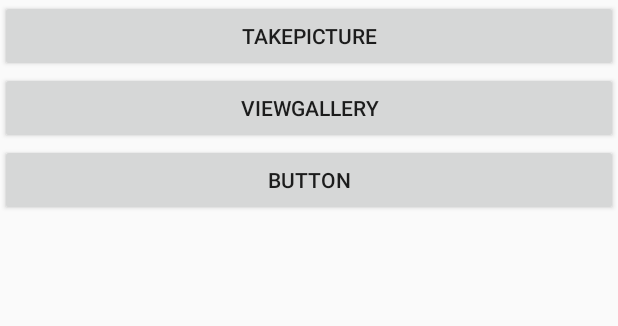
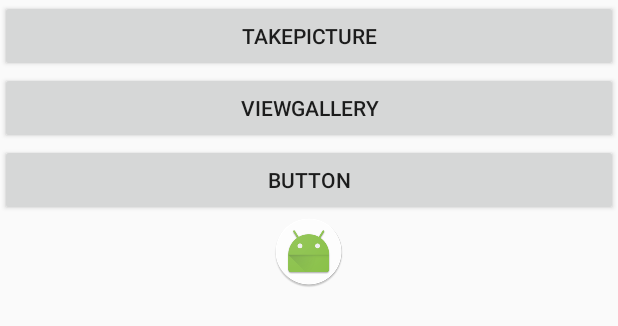
Before and after one commit to YATAIFAINET/practice-, an Android app: the layout activity_main.xml on its own in the app's theme, with its tools: preview values and no code run, on a phone screen of 412 x 824 dp. Shown: the top 326 px of the screen. Run offline under Robolectric (Android 15) with nearby library versions, the phone set to English and light mode, and no system bars.

Commit message:
Stil trying to save photo

```diff
--- a/ev4/ev4_camera/app/src/main/AndroidManifest.xml
+++ b/ev4/ev4_camera/app/src/main/AndroidManifest.xml
@@ -1,7 +1,10 @@
 <?xml version="1.0" encoding="utf-8"?>
 <manifest xmlns:android="http://schemas.android.com/apk/res/android"
     package="com.example.ytt.ev4_camera">
-
+    <uses-permission android:name="android.permission.WRITE_EXTERNAL_STORAGE"/>
+    <uses-permission android:name="android.permission.READ_EXTERNAL_STORAGE"/>
+    <uses-permission android:name="android.permission.CAMERA"/>
+    <uses-feature android:name="android.hardware.Camera"/>
     <application
         android:allowBackup="true"
         android:icon="@mipmap/ic_launcher"
--- a/ev4/ev4_camera/app/src/main/java/com/example/ytt/ev4_camera/Prefs/Ev4Prefs.java
+++ b/ev4/ev4_camera/app/src/main/java/com/example/ytt/ev4_camera/Prefs/Ev4Prefs.java
@@ -8,5 +8,6 @@ import android.os.Environment;
 
 public class Ev4Prefs {
 
-    public static final String IMG_DIR= Environment.getExternalStorageDirectory()+
+    public static final String IMG_DIR= Environment.getExternalStoragePublicDirectory(Environment.DIRECTORY_DCIM).getPath()+"/EV4";
+
 }
--- a/ev4/ev4_camera/app/src/main/res/layout/activity_main.xml
+++ b/ev4/ev4_camera/app/src/main/res/layout/activity_main.xml
@@ -11,6 +11,7 @@
         android:id="@+id/btn_take_pic"
         android:layout_width="match_parent"
         android:layout_height="wrap_content"
+        android:onClick="take_picture"
         android:text="TakePicture" />
 
     <Button
@@ -25,6 +26,12 @@
         android:layout_height="wrap_content"
         android:text="Button" />
 
+    <ImageView
+        android:id="@+id/main_show_image"
+        android:layout_width="match_parent"
+        android:layout_height="wrap_content"
+        app:srcCompat="@mipmap/ic_launcher_round" />
+
     <LinearLayout
         android:layout_width="match_parent"
         android:layout_height="match_parent"
```
Also changed, not shown: ev4/ev4_camera/app/src/main/java/com/example/ytt/ev4_camera/MainActivity.java (+68 -6 lines).
